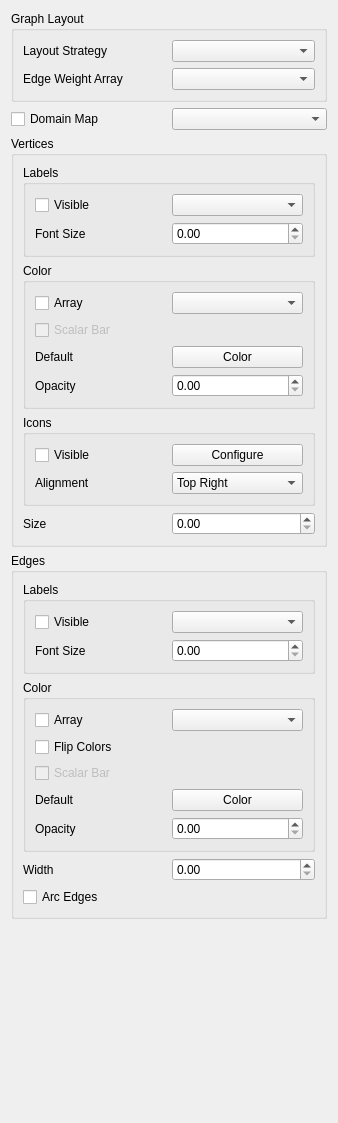
This is Plugins/ClientGraphView/ClientGraphDisplay.ui in wildmichael/ParaView3-enhancements-old as Qt 5 draws it before an edit. The edited form follows.
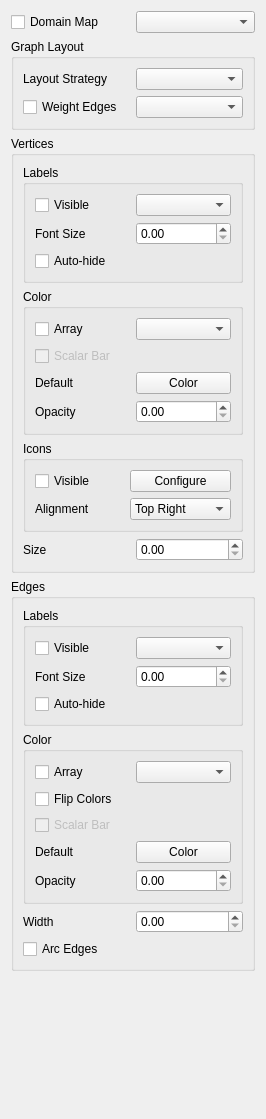
This is the edited form. Custom widgets are drawn as their Qt base class.

Commit message: ENH: Make edge weighting in graph layout strategies optional.

```diff
--- a/Plugins/ClientGraphView/ClientGraphDisplay.ui
+++ b/Plugins/ClientGraphView/ClientGraphDisplay.ui
@@ -1,12 +1,12 @@
 <ui version="4.0" >
  <class>ClientGraphDisplay</class>
- <widget class="QWidget" name="ClientGraphDisplay" >
-  <property name="geometry" >
+ <widget class="QWidget" name="ClientGraphDisplay">
+  <property name="geometry">
    <rect>
     <x>0</x>
     <y>0</y>
-    <width>338</width>
-    <height>1123</height>
+    <width>266</width>
+    <height>1119</height>
    </rect>
   </property>
   <property name="windowTitle" >
@@ -14,102 +14,109 @@
   </property>
   <layout class="QVBoxLayout" >
    <item>
-    <widget class="QGroupBox" name="groupBox_5" >
-     <property name="title" >
-      <string>Graph Layout</string>
-     </property>
-     <layout class="QGridLayout" >
-      <item row="0" column="0" >
-       <widget class="QLabel" name="label_6" >
-        <property name="text" >
-         <string>Layout Strategy</string>
-        </property>
-       </widget>
-      </item>
-      <item row="0" column="1" >
-       <widget class="QComboBox" name="layoutStrategy" />
-      </item>
-      <item row="1" column="0" >
-       <widget class="QLabel" name="label_7" >
-        <property name="text" >
-         <string>Edge Weight Array</string>
-        </property>
-       </widget>
-      </item>
-      <item row="1" column="1" >
-       <widget class="QComboBox" name="edgeWeightArray" />
-      </item>
-     </layout>
-    </widget>
-   </item>
-   <item>
-    <layout class="QHBoxLayout" >
+    <layout class="QHBoxLayout">
      <item>
-      <widget class="QCheckBox" name="useDomainMap" >
-       <property name="text" >
+      <widget class="QCheckBox" name="useDomainMap">
+       <property name="text">
         <string>Domain Map</string>
        </property>
       </widget>
      </item>
      <item>
-      <widget class="pqSourceComboBox" name="domainMap" />
+      <widget class="pqSourceComboBox" name="domainMap"/>
      </item>
     </layout>
    </item>
    <item>
-    <widget class="QGroupBox" name="vertices" >
-     <property name="title" >
+    <widget class="QGroupBox" name="groupBox_5">
+     <property name="title">
+      <string>Graph Layout</string>
+     </property>
+     <layout class="QGridLayout" name="gridLayout">
+      <item row="0" column="0">
+       <widget class="QLabel" name="label_6">
+        <property name="text">
+         <string>Layout Strategy</string>
+        </property>
+       </widget>
+      </item>
+      <item row="0" column="1">
+       <widget class="QComboBox" name="layoutStrategy"/>
+      </item>
+      <item row="1" column="0">
+       <widget class="QCheckBox" name="weightEdges">
+        <property name="text">
+         <string>Weight Edges</string>
+        </property>
+       </widget>
+      </item>
+      <item row="1" column="1">
+       <widget class="QComboBox" name="edgeWeightArray"/>
+      </item>
+     </layout>
+    </widget>
+   </item>
+   <item>
+    <widget class="QGroupBox" name="vertices">
+     <property name="title">
       <string>Vertices</string>
      </property>
-     <layout class="QVBoxLayout" >
+     <layout class="QVBoxLayout">
       <item>
-       <widget class="QGroupBox" name="groupBox_2" >
-        <property name="title" >
+       <widget class="QGroupBox" name="groupBox_2">
+        <property name="title">
          <string>Labels</string>
         </property>
-        <layout class="QGridLayout" >
-         <item row="0" column="0" >
-          <widget class="QCheckBox" name="vertexLabels" >
-           <property name="text" >
+        <layout class="QGridLayout">
+         <item row="0" column="0">
+          <widget class="QCheckBox" name="vertexLabels">
+           <property name="text">
             <string>Visible</string>
            </property>
           </widget>
          </item>
-         <item row="0" column="1" >
-          <widget class="QComboBox" name="vertexLabelArray" />
+         <item row="0" column="1">
+          <widget class="QComboBox" name="vertexLabelArray"/>
          </item>
-         <item row="1" column="0" >
-          <widget class="QLabel" name="label_8" >
-           <property name="text" >
+         <item row="1" column="0">
+          <widget class="QLabel" name="label_8">
+           <property name="text">
             <string>Font Size</string>
            </property>
           </widget>
          </item>
-         <item row="1" column="1" >
-          <widget class="QDoubleSpinBox" name="vertexLabelFontSize" />
+         <item row="1" column="1">
+          <widget class="QDoubleSpinBox" name="vertexLabelFontSize"/>
+         </item>
+         <item row="2" column="0">
+          <widget class="QCheckBox" name="autoHideVertexLabels">
+           <property name="text">
+            <string>Auto-hide</string>
+           </property>
+          </widget>
          </item>
         </layout>
        </widget>
       </item>
       <item>
-       <widget class="QGroupBox" name="groupBox" >
-        <property name="title" >
+       <widget class="QGroupBox" name="groupBox">
+        <property name="title">
          <string>Color</string>
         </property>
-        <layout class="QGridLayout" >
-         <item row="0" column="0" >
-          <widget class="QCheckBox" name="vertexColorByArray" >
-           <property name="text" >
+        <layout class="QGridLayout">
+         <item row="0" column="0">
+          <widget class="QCheckBox" name="vertexColorByArray">
+           <property name="text">
             <string>Array</string>
            </property>
           </widget>
          </item>
-         <item row="0" column="1" >
-          <widget class="QComboBox" name="vertexColorArray" />
+         <item row="0" column="1">
+          <widget class="QComboBox" name="vertexColorArray"/>
          </item>
-         <item row="1" column="0" >
-          <widget class="QCheckBox" name="vertexScalarBar" >
-           <property name="enabled" >
+         <item row="1" column="0">
+          <widget class="QCheckBox" name="vertexScalarBar">
+           <property name="enabled">
             <bool>false</bool>
            </property>
            <property name="text" >
@@ -117,30 +124,30 @@
            </property>
           </widget>
          </item>
-         <item row="2" column="0" >
-          <widget class="QLabel" name="label_10" >
-           <property name="text" >
+         <item row="2" column="0">
+          <widget class="QLabel" name="label_10">
+           <property name="text">
             <string>Default</string>
            </property>
           </widget>
          </item>
-         <item row="2" column="1" >
-          <widget class="pqColorChooserButton" name="vertexColor" >
-           <property name="text" >
+         <item row="2" column="1">
+          <widget class="pqColorChooserButton" name="vertexColor">
+           <property name="text">
             <string>Color</string>
            </property>
           </widget>
          </item>
-         <item row="3" column="0" >
-          <widget class="QLabel" name="label_3" >
-           <property name="text" >
+         <item row="3" column="0">
+          <widget class="QLabel" name="label_3">
+           <property name="text">
             <string>Opacity</string>
            </property>
           </widget>
          </item>
-         <item row="3" column="1" >
-          <widget class="QDoubleSpinBox" name="vertexOpacity" >
-           <property name="maximum" >
+         <item row="3" column="1">
+          <widget class="QDoubleSpinBox" name="vertexOpacity">
+           <property name="maximum">
             <double>1.000000000000000</double>
            </property>
            <property name="singleStep" >
@@ -152,34 +159,34 @@
        </widget>
       </item>
       <item>
-       <widget class="QGroupBox" name="groupBox_2" >
-        <property name="title" >
+       <widget class="QGroupBox" name="groupBox_2">
+        <property name="title">
          <string>Icons</string>
         </property>
-        <layout class="QGridLayout" >
-         <item row="0" column="0" >
-          <widget class="QCheckBox" name="iconVisibility" >
-           <property name="text" >
+        <layout class="QGridLayout">
+         <item row="0" column="0">
+          <widget class="QCheckBox" name="iconVisibility">
+           <property name="text">
             <string>Visible</string>
            </property>
           </widget>
          </item>
-         <item row="0" column="1" >
-          <widget class="QPushButton" name="configureIcons" >
-           <property name="text" >
+         <item row="0" column="1">
+          <widget class="QPushButton" name="configureIcons">
+           <property name="text">
             <string>Configure</string>
            </property>
           </widget>
          </item>
-         <item row="1" column="0" >
-          <widget class="QLabel" name="label_5" >
-           <property name="text" >
+         <item row="1" column="0">
+          <widget class="QLabel" name="label_5">
+           <property name="text">
             <string>Alignment</string>
            </property>
           </widget>
          </item>
-         <item row="1" column="1" >
-          <widget class="QComboBox" name="iconAlignment" >
+         <item row="1" column="1">
+          <widget class="QComboBox" name="iconAlignment">
            <item>
             <property name="text" >
              <string>Top Right</string>
@@ -231,16 +238,16 @@
        </widget>
       </item>
       <item>
-       <layout class="QHBoxLayout" >
+       <layout class="QHBoxLayout">
         <item>
-         <widget class="QLabel" name="label" >
-          <property name="text" >
+         <widget class="QLabel" name="label">
+          <property name="text">
            <string>Size</string>
           </property>
          </widget>
         </item>
         <item>
-         <widget class="QDoubleSpinBox" name="vertexSize" />
+         <widget class="QDoubleSpinBox" name="vertexSize"/>
         </item>
        </layout>
       </item>
@@ -252,76 +259,83 @@
      <property name="title" >
       <string>Edges</string>
      </property>
-     <layout class="QVBoxLayout" >
+     <layout class="QVBoxLayout">
       <item>
-       <widget class="QGroupBox" name="groupBox_4" >
-        <property name="title" >
+       <widget class="QGroupBox" name="groupBox_4">
+        <property name="title">
          <string>Labels</string>
         </property>
-        <layout class="QGridLayout" >
-         <item row="0" column="0" >
-          <widget class="QCheckBox" name="edgeLabels" >
-           <property name="text" >
+        <layout class="QGridLayout">
+         <item row="0" column="0">
+          <widget class="QCheckBox" name="edgeLabels">
+           <property name="text">
             <string>Visible</string>
            </property>
           </widget>
          </item>
-         <item row="0" column="1" >
-          <widget class="QComboBox" name="edgeLabelArray" />
+         <item row="0" column="1">
+          <widget class="QComboBox" name="edgeLabelArray"/>
          </item>
-         <item row="1" column="0" >
-          <widget class="QLabel" name="label_9" >
-           <property name="text" >
+         <item row="1" column="0">
+          <widget class="QLabel" name="label_9">
+           <property name="text">
             <string>Font Size</string>
            </property>
           </widget>
          </item>
-         <item row="1" column="1" >
-          <widget class="QDoubleSpinBox" name="edgeLabelFontSize" />
+         <item row="1" column="1">
+          <widget class="QDoubleSpinBox" name="edgeLabelFontSize"/>
+         </item>
+         <item row="2" column="0">
+          <widget class="QCheckBox" name="autoHideEdgeLabels">
+           <property name="text">
+            <string>Auto-hide</string>
+           </property>
+          </widget>
          </item>
         </layout>
        </widget>
       </item>
       <item>
-       <widget class="QGroupBox" name="groupBox_3" >
-        <property name="title" >
+       <widget class="QGroupBox" name="groupBox_3">
+        <property name="title">
          <string>Color</string>
         </property>
-        <layout class="QGridLayout" >
-         <item row="0" column="0" >
-          <widget class="QCheckBox" name="edgeColorByArray" >
-           <property name="text" >
+        <layout class="QGridLayout">
+         <item row="0" column="0">
+          <widget class="QCheckBox" name="edgeColorByArray">
+           <property name="text">
             <string>Array</string>
            </property>
           </widget>
          </item>
-         <item row="0" column="1" >
-          <widget class="QComboBox" name="edgeColorArray" />
+         <item row="0" column="1">
+          <widget class="QComboBox" name="edgeColorArray"/>
          </item>
-         <item row="3" column="0" >
-          <widget class="QLabel" name="label_11" >
-           <property name="text" >
+         <item row="3" column="0">
+          <widget class="QLabel" name="label_11">
+           <property name="text">
             <string>Default</string>
            </property>
           </widget>
          </item>
-         <item row="3" column="1" >
-          <widget class="pqColorChooserButton" name="edgeColor" >
-           <property name="text" >
+         <item row="3" column="1">
+          <widget class="pqColorChooserButton" name="edgeColor">
+           <property name="text">
             <string>Color</string>
            </property>
           </widget>
          </item>
-         <item row="4" column="0" >
-          <widget class="QLabel" name="label_4" >
-           <property name="text" >
+         <item row="4" column="0">
+          <widget class="QLabel" name="label_4">
+           <property name="text">
             <string>Opacity</string>
            </property>
           </widget>
          </item>
-         <item row="4" column="1" >
-          <widget class="QDoubleSpinBox" name="edgeOpacity" >
-           <property name="maximum" >
+         <item row="4" column="1">
+          <widget class="QDoubleSpinBox" name="edgeOpacity">
+           <property name="maximum">
             <double>1.000000000000000</double>
            </property>
            <property name="singleStep" >
@@ -329,16 +343,16 @@
            </property>
           </widget>
          </item>
-         <item row="1" column="0" >
-          <widget class="QCheckBox" name="flipEdgeColorMap" >
-           <property name="text" >
+         <item row="1" column="0">
+          <widget class="QCheckBox" name="flipEdgeColorMap">
+           <property name="text">
             <string>Flip Colors</string>
            </property>
           </widget>
          </item>
-         <item row="2" column="0" >
-          <widget class="QCheckBox" name="edgeScalarBar" >
-           <property name="enabled" >
+         <item row="2" column="0">
+          <widget class="QCheckBox" name="edgeScalarBar">
+           <property name="enabled">
             <bool>false</bool>
            </property>
            <property name="text" >
@@ -350,22 +364,22 @@
        </widget>
       </item>
       <item>
-       <layout class="QHBoxLayout" >
+       <layout class="QHBoxLayout">
         <item>
-         <widget class="QLabel" name="label_2" >
-          <property name="text" >
+         <widget class="QLabel" name="label_2">
+          <property name="text">
            <string>Width</string>
           </property>
          </widget>
         </item>
         <item>
-         <widget class="QDoubleSpinBox" name="edgeWidth" />
+         <widget class="QDoubleSpinBox" name="edgeWidth"/>
         </item>
        </layout>
       </item>
       <item>
-       <widget class="QCheckBox" name="arcEdges" >
-        <property name="text" >
+       <widget class="QCheckBox" name="arcEdges">
+        <property name="text">
          <string>Arc Edges</string>
         </property>
        </widget>
```
Left out of the diff: 49 changed lines with no effect on the pictures. The commit also changes 11 other files.
